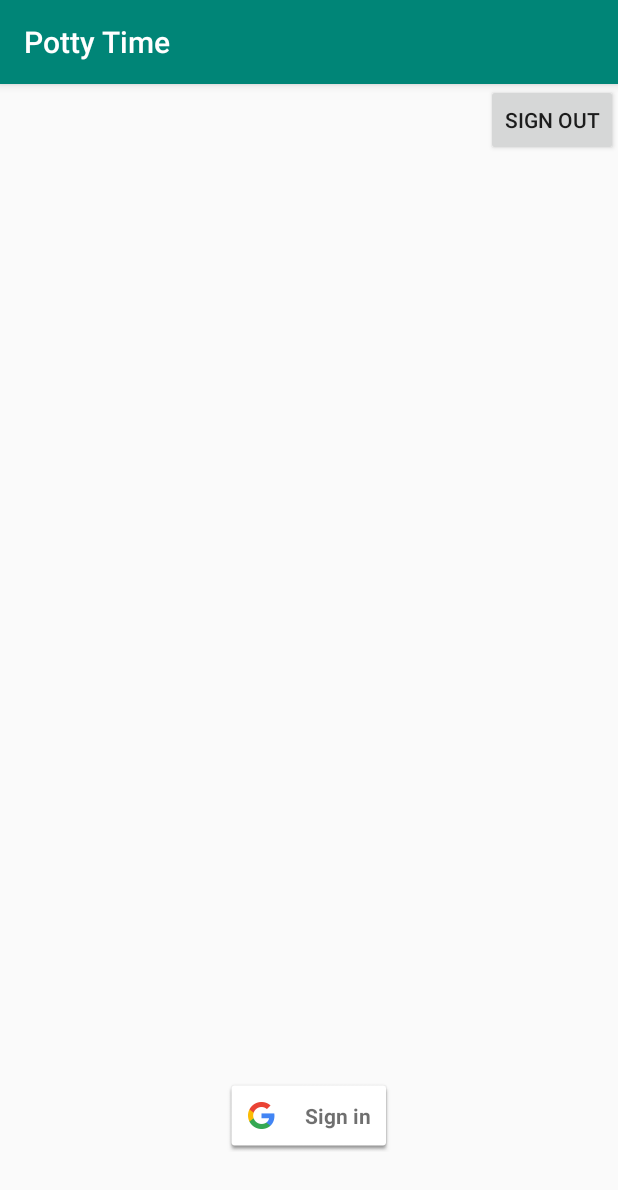
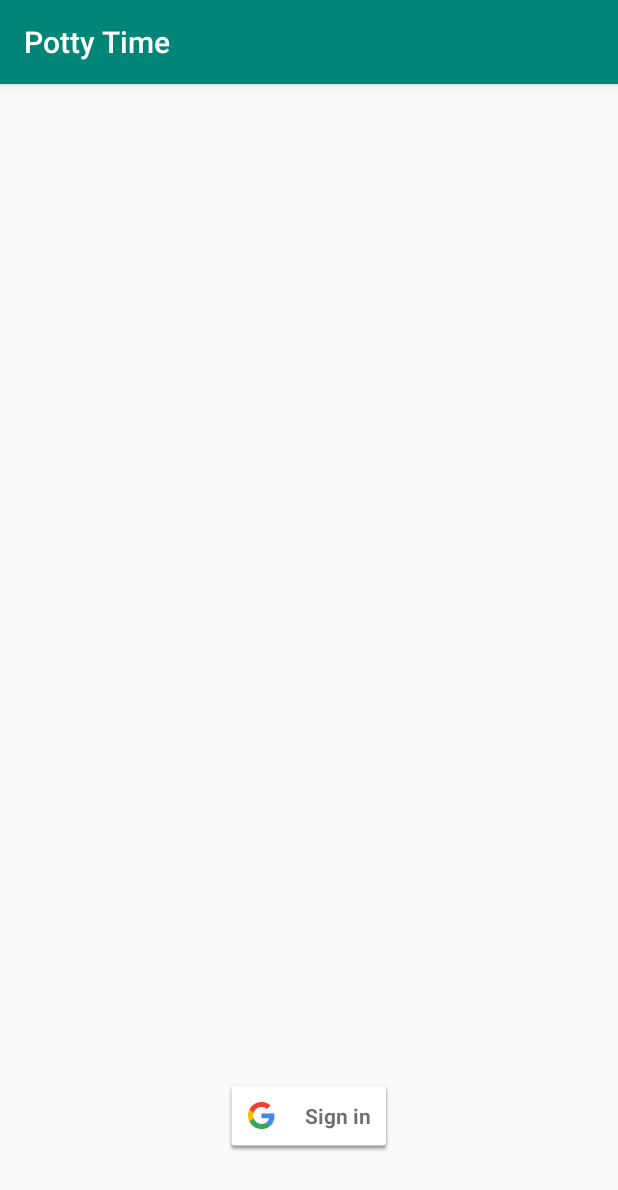
Before and after one commit to pr0jectf3/Potty-Time, an Android app: the screen it shows after launch (LoginActivity), after a tap on an icon or button, on a phone screen of 412 x 824 dp. Shown: the top 1190 px of the screen. Run offline under Robolectric (Android 15) with nearby library versions, the phone set to English and light mode, and no system bars; our stand-ins replace Firebase (no records; nobody signed in at launch, a user with empty details on screens opened directly); libraries missing offline, so code that uses them is left out: com.firebase.ui; 2 statements that could not run were skipped.

Commit message:
Fixed login error for ivan

```diff
--- a/app/src/main/java/com/example/pottytime/ui/loginPage/LoginActivity.kt
+++ b/app/src/main/java/com/example/pottytime/ui/loginPage/LoginActivity.kt
@@ -24,26 +24,25 @@ import com.google.firebase.auth.GoogleAuthProvider
 
 class LoginActivity : AppCompatActivity() {
     lateinit var providers : List<AuthUI.IdpConfig>
-    private val MY_REQUEST_CODE: Int = 1234 // Any code
-    var googleSignInClient : GoogleSignInClient? = null
+    private val MY_REQUEST_CODE: Int = 6969 // Any code
+    //var googleSignInClient : GoogleSignInClient? = null
     var auth : FirebaseAuth? = null
 
     override fun onCreate(savedInstanceState: Bundle?) {
         super.onCreate(savedInstanceState)
         setContentView(R.layout.activity_login)
-        var checkIfUserLogOut = false
-        checkIfUserLogOut = intent.getBooleanExtra("checkIfUserLogOut", false)
+        var checkIfUserLogOut = intent.getBooleanExtra("checkIfUserLogOut", false)
         auth = FirebaseAuth.getInstance()
 
-//        providers = Arrays.asList<AuthUI.IdpConfig>(
-//            AuthUI.IdpConfig.GoogleBuilder().build()
-//        )
+        providers = Arrays.asList<AuthUI.IdpConfig>(
+            AuthUI.IdpConfig.GoogleBuilder().build()
+        )
 
         if(checkIfUserLogOut){
             AuthUI.getInstance().signOut(this@LoginActivity)
                 .addOnCompleteListener {
                     sign_in_button.visibility = View.VISIBLE
-                    btn_sign_out.visibility = View.GONE
+                    //btn_sign_out.visibility = View.GONE
                 }
                 .addOnFailureListener {
                         e -> Toast.makeText(this@LoginActivity,e.message, Toast.LENGTH_SHORT).show()
@@ -53,9 +52,9 @@ class LoginActivity : AppCompatActivity() {
         sign_in_button.setSize(SignInButton.SIZE_STANDARD)
 
         sign_in_button.setOnClickListener{
-            //showSignInOptions()
-            var signInIntent = googleSignInClient?.signInIntent
-            startActivityForResult(signInIntent,MY_REQUEST_CODE)
+            showSignInOptions()
+            //var signInIntent = googleSignInClient?.signInIntent
+            //startActivityForResult(signInIntent,MY_REQUEST_CODE)
         }
 
 //        val account = GoogleSignIn.getLastSignedInAccount(this)
@@ -64,23 +63,23 @@ class LoginActivity : AppCompatActivity() {
 //            sign_in_button.visibility = View.GONE
 //        }
 
-        btn_sign_out.setOnClickListener {
-            AuthUI.getInstance().signOut(this@LoginActivity)
-                .addOnCompleteListener {
-                    sign_in_button.visibility = View.VISIBLE
-                    btn_sign_out.visibility = View.GONE
-                }
-                .addOnFailureListener {
-                        e -> Toast.makeText(this@LoginActivity,e.message, Toast.LENGTH_SHORT).show()
-                }
-        }
+//        btn_sign_out.setOnClickListener {
+//            AuthUI.getInstance().signOut(this@LoginActivity)
+//                .addOnCompleteListener {
+//                    sign_in_button.visibility = View.VISIBLE
+//                    btn_sign_out.visibility = View.GONE
+//                }
+//                .addOnFailureListener {
+//                        e -> Toast.makeText(this@LoginActivity,e.message, Toast.LENGTH_SHORT).show()
+//                }
+//        }
 
         // Need this part
-        var gso = GoogleSignInOptions.Builder(GoogleSignInOptions.DEFAULT_SIGN_IN)
-            .requestIdToken(getString(R.string.default_web_client_id))
-            .requestEmail()
-            .build()
-        googleSignInClient = GoogleSignIn.getClient(this,gso)
+//        var gso = GoogleSignInOptions.Builder(GoogleSignInOptions.DEFAULT_SIGN_IN)
+//            .requestIdToken(getString(R.string.default_web_client_id))
+//            .requestEmail()
+//            .build()
+//        googleSignInClient = GoogleSignIn.getClient(this,gso)
 
     }
 
@@ -93,40 +92,38 @@ class LoginActivity : AppCompatActivity() {
         }
     }
 
-
-
     override fun onActivityResult(requestCode: Int, resultCode: Int, data: Intent?) {
         super.onActivityResult(requestCode, resultCode, data)
 
+        if(requestCode == MY_REQUEST_CODE){
+            val response = IdpResponse.fromResultIntent(data)
+            if(resultCode == Activity.RESULT_OK){
+                val user = FirebaseAuth.getInstance().currentUser
+                Toast.makeText(this,""+user!!.email,Toast.LENGTH_SHORT).show()
+
+                sign_in_button.visibility = View.GONE
+
+                //btn_sign_out.isEnabled = true
+                //btn_sign_out.visibility = View.VISIBLE
+
+                // This is to switch to main scence
+                val intent = Intent(this,MainActivity::class.java)
+                startActivity(intent)
+                finish()
+            }else {
+                Toast.makeText(this,""+response!!.error!!.message,Toast.LENGTH_SHORT).show()
+            }
+        }
+
+        // If the request is success, move on
 //        if(requestCode == MY_REQUEST_CODE){
-//            val response = IdpResponse.fromResultIntent(data)
-//            if(resultCode == Activity.RESULT_OK){
-//                val user = FirebaseAuth.getInstance().currentUser
-//                Toast.makeText(this,""+user!!.email,Toast.LENGTH_SHORT).show()
-//
+//            var result = Auth.GoogleSignInApi.getSignInResultFromIntent(data)
+//            if(result.isSuccess){
+//                var account = result.signInAccount
 //                sign_in_button.visibility = View.GONE
-//
-//                //btn_sign_out.isEnabled = true
-//                btn_sign_out.visibility = View.VISIBLE
-//
-//                // This is to switch to main scence
-//                val intent = Intent(this,MainActivity::class.java)
-//                startActivity(intent)
-//                finish()
-//            }else {
-//                Toast.makeText(this,""+response!!.error!!.message,Toast.LENGTH_SHORT).show()
+//                firebaseAuthWithGoogle(account)
 //            }
 //        }
-
-        // If the request is success, move on
-        if(requestCode == MY_REQUEST_CODE){
-            var result = Auth.GoogleSignInApi.getSignInResultFromIntent(data)
-            if(result.isSuccess){
-                var account = result.signInAccount
-
-                firebaseAuthWithGoogle(account)
-            }
-        }
     }
 
     private fun firebaseAuthWithGoogle(account : GoogleSignInAccount?){
@@ -137,6 +134,7 @@ class LoginActivity : AppCompatActivity() {
                 if(task.isSuccessful){
                     // Check if user logged in
                     if(task.result?.user != null){
+                        sign_in_button.visibility = View.GONE
                         val intent = Intent(this,MainActivity::class.java)
                         startActivity(intent)
                         finish()
@@ -148,10 +146,10 @@ class LoginActivity : AppCompatActivity() {
             }
     }
 
-//    private fun showSignInOptions(){
-//        startActivityForResult(AuthUI.getInstance().createSignInIntentBuilder()
-//            .setAvailableProviders(providers)
-//            .setTheme(R.style.LogInTheme)
-//            .build(),MY_REQUEST_CODE)
-//    }
+    private fun showSignInOptions(){
+        startActivityForResult(AuthUI.getInstance().createSignInIntentBuilder()
+            .setAvailableProviders(providers)
+            .setTheme(R.style.LogInTheme)
+            .build(),MY_REQUEST_CODE)
+    }
 }
--- a/app/src/main/res/layout/activity_login.xml
+++ b/app/src/main/res/layout/activity_login.xml
@@ -17,14 +17,14 @@
         app:layout_constraintEnd_toEndOf="parent"
         app:layout_constraintStart_toStartOf="parent" />
 
-    <Button
-        android:id="@+id/btn_sign_out"
-        android:layout_width="wrap_content"
-        android:layout_height="wrap_content"
-        android:layout_alignParentTop="true"
-        android:layout_alignParentEnd="true"
-        android:text="Sign Out"
-        app:layout_constraintEnd_toEndOf="parent"
-        app:layout_constraintTop_toTopOf="parent" />
+<!--    <Button-->
+<!--        android:id="@+id/btn_sign_out"-->
+<!--        android:layout_width="wrap_content"-->
+<!--        android:layout_height="wrap_content"-->
+<!--        android:layout_alignParentTop="true"-->
+<!--        android:layout_alignParentEnd="true"-->
+<!--        android:text="Sign Out"-->
+<!--        app:layout_constraintEnd_toEndOf="parent"-->
+<!--        app:layout_constraintTop_toTopOf="parent" />-->
 
 </androidx.constraintlayout.widget.ConstraintLayout>
```
